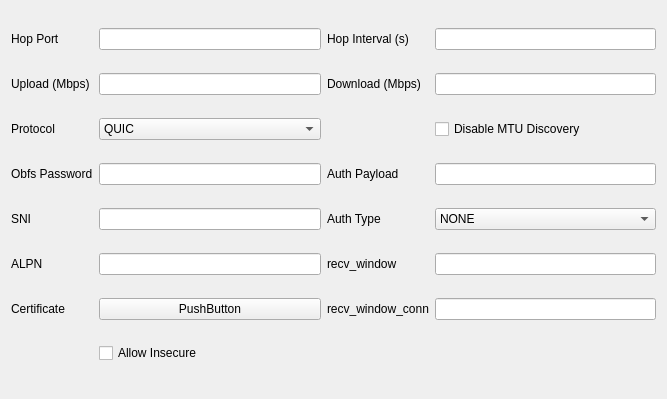
Above: ui/edit/edit_hysteria.ui from master88wi/NekoXray before the change. Below: the same form after it.
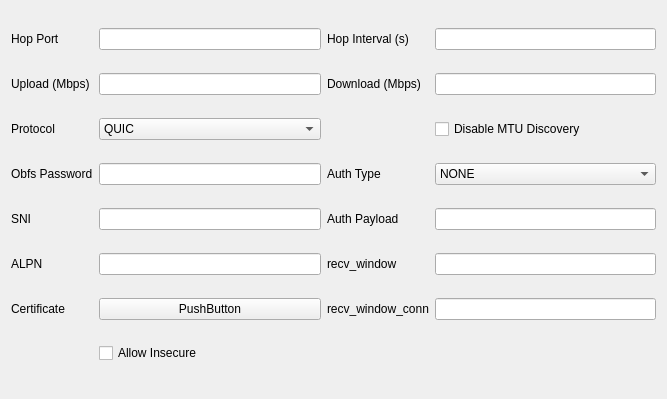
That is the form after the change. Custom widgets are drawn as their Qt base class.

Commit message: chore: 优化 hysteria UI

```diff
--- a/ui/edit/edit_hysteria.ui
+++ b/ui/edit/edit_hysteria.ui
@@ -82,32 +82,6 @@
    <item row="12" column="3">
     <widget class="MyLineEdit" name="connectionReceiveWindow"/>
    </item>
-   <item row="7" column="2">
-    <widget class="QLabel" name="label_8">
-     <property name="text">
-      <string>Auth Type</string>
-     </property>
-    </widget>
-   </item>
-   <item row="7" column="3">
-    <widget class="QComboBox" name="authPayloadType">
-     <item>
-      <property name="text">
-       <string notr="true">NONE</string>
-      </property>
-     </item>
-     <item>
-      <property name="text">
-       <string notr="true">STRING</string>
-      </property>
-     </item>
-     <item>
-      <property name="text">
-       <string notr="true">BASE64</string>
-      </property>
-     </item>
-    </widget>
-   </item>
    <item row="2" column="2">
     <widget class="QLabel" name="label_2">
      <property name="text">
@@ -164,16 +138,6 @@
      </property>
     </widget>
    </item>
-   <item row="5" column="2">
-    <widget class="QLabel" name="label_9">
-     <property name="text">
-      <string>Auth Payload</string>
-     </property>
-    </widget>
-   </item>
-   <item row="5" column="3">
-    <widget class="MyLineEdit" name="authPayload"/>
-   </item>
    <item row="7" column="0">
     <widget class="QLabel" name="label_6">
      <property name="text">
@@ -211,6 +175,42 @@
      </property>
     </widget>
    </item>
+   <item row="7" column="2">
+    <widget class="QLabel" name="label_9">
+     <property name="text">
+      <string>Auth Payload</string>
+     </property>
+    </widget>
+   </item>
+   <item row="7" column="3">
+    <widget class="MyLineEdit" name="authPayload"/>
+   </item>
+   <item row="5" column="2">
+    <widget class="QLabel" name="label_8">
+     <property name="text">
+      <string>Auth Type</string>
+     </property>
+    </widget>
+   </item>
+   <item row="5" column="3">
+    <widget class="QComboBox" name="authPayloadType">
+     <item>
+      <property name="text">
+       <string notr="true">NONE</string>
+      </property>
+     </item>
+     <item>
+      <property name="text">
+       <string notr="true">STRING</string>
+      </property>
+     </item>
+     <item>
+      <property name="text">
+       <string notr="true">BASE64</string>
+      </property>
+     </item>
+    </widget>
+   </item>
   </layout>
  </widget>
  <customwidgets>
```
The commit also changes 1 other file.
